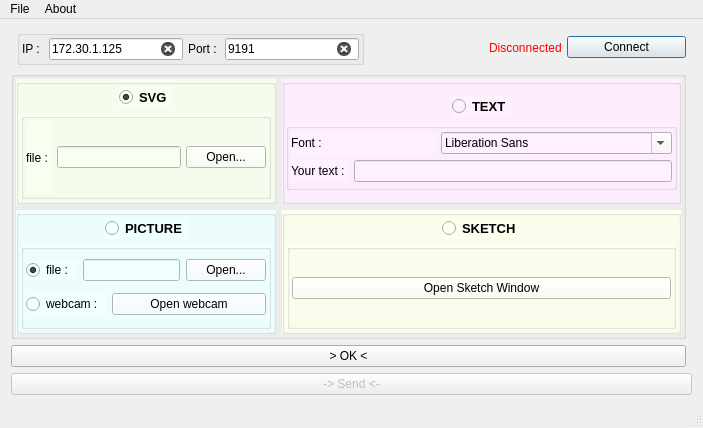
The window that IMH - Qt/CobotKuka/cobotkuka.ui (Freda66/CobotKukaBosch) describes before a commit, drawn with Qt 5.
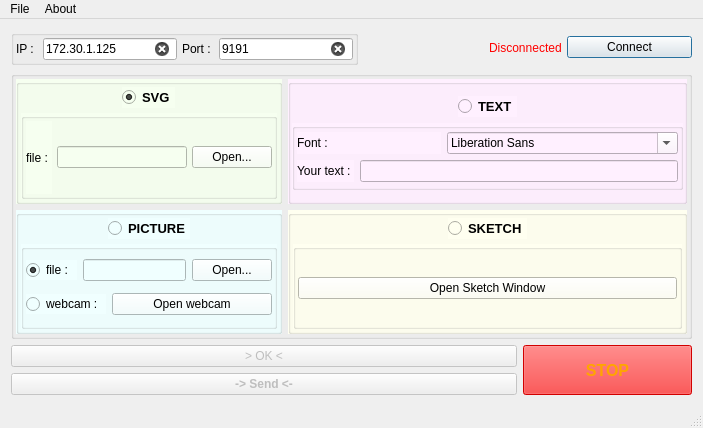
The same window after the commit.

The edit to the form file:
```diff
--- a/IMH - Qt/CobotKuka/cobotkuka.ui
+++ b/IMH - Qt/CobotKuka/cobotkuka.ui
@@ -32,7 +32,59 @@
       <property name="sizeConstraint">
        <enum>QLayout::SetMaximumSize</enum>
       </property>
-      <item row="1" column="0" colspan="2">
+      <item row="2" column="0" colspan="3">
+       <widget class="QPushButton" name="ok_pushButton">
+        <property name="enabled">
+         <bool>false</bool>
+        </property>
+        <property name="text">
+         <string>&gt; OK &lt;</string>
+        </property>
+       </widget>
+      </item>
+      <item row="2" column="3" rowspan="2">
+       <widget class="QPushButton" name="stop_pushButton">
+        <property name="enabled">
+         <bool>false</bool>
+        </property>
+        <property name="sizePolicy">
+         <sizepolicy hsizetype="Minimum" vsizetype="Expanding">
+          <horstretch>0</horstretch>
+          <verstretch>0</verstretch>
+         </sizepolicy>
+        </property>
+        <property name="font">
+         <font>
+          <pointsize>12</pointsize>
+          <weight>75</weight>
+          <bold>true</bold>
+         </font>
+        </property>
+        <property name="styleSheet">
+         <string notr="true">color:orange; background-color: red</string>
+        </property>
+        <property name="text">
+         <string>STOP</string>
+        </property>
+       </widget>
+      </item>
+      <item row="3" column="0" colspan="3">
+       <widget class="QPushButton" name="send_pushButton">
+        <property name="enabled">
+         <bool>false</bool>
+        </property>
+        <property name="font">
+         <font>
+          <weight>75</weight>
+          <bold>true</bold>
+         </font>
+        </property>
+        <property name="text">
+         <string>-&gt; Send &lt;-</string>
+        </property>
+       </widget>
+      </item>
+      <item row="1" column="0" colspan="4">
        <widget class="QGroupBox" name="mod_groupBox">
         <property name="autoFillBackground">
          <bool>false</bool>
@@ -526,7 +578,7 @@
         </layout>
        </widget>
       </item>
-      <item row="0" column="1">
+      <item row="0" column="0" colspan="4">
        <layout class="QHBoxLayout" name="connect_horizontalLayout">
         <property name="spacing">
          <number>5</number>
@@ -690,23 +742,6 @@
         </item>
        </layout>
       </item>
-      <item row="3" column="0" colspan="3">
-       <widget class="QPushButton" name="send_pushButton">
-        <property name="enabled">
-         <bool>false</bool>
-        </property>
-        <property name="text">
-         <string>-&gt; Send &lt;-</string>
-        </property>
-       </widget>
-      </item>
-      <item row="2" column="0" colspan="2">
-       <widget class="QPushButton" name="ok_pushButton">
-        <property name="text">
-         <string>&gt; OK &lt;</string>
-        </property>
-       </widget>
-      </item>
      </layout>
     </item>
    </layout>
```
Left out of the diff: 3 changed lines with no effect on the pictures.
